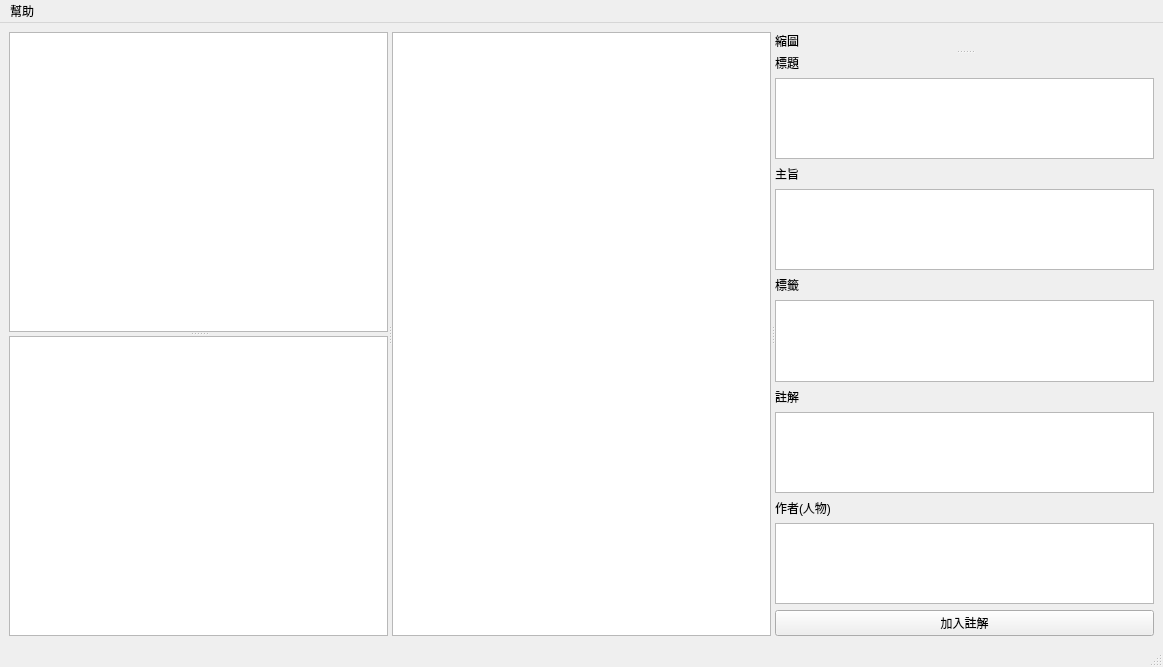
pablo-new17/ImageViewer, file mainwindow.ui: the form before one commit.
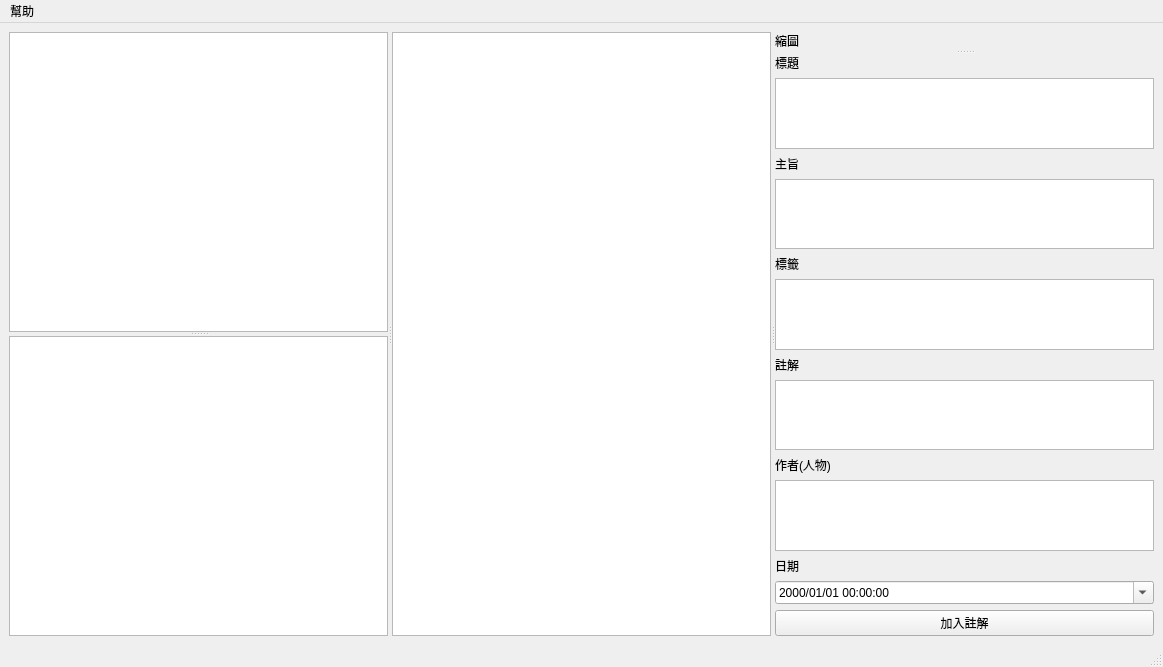
The form after the commit.

Commit message: 加入日期

The edit to the form file:
```diff
--- a/mainwindow.ui
+++ b/mainwindow.ui
@@ -104,6 +104,26 @@
          <item>
           <widget class="QTextEdit" name="textEdit_Authors"/>
          </item>
+         <item>
+          <widget class="QLabel" name="label_6">
+           <property name="text">
+            <string>日期</string>
+           </property>
+          </widget>
+         </item>
+         <item>
+          <widget class="QDateTimeEdit" name="dateTimeEdit">
+           <property name="correctionMode">
+            <enum>QAbstractSpinBox::CorrectToNearestValue</enum>
+           </property>
+           <property name="displayFormat">
+            <string>yyyy/MM/dd hh:mm:ss</string>
+           </property>
+           <property name="calendarPopup">
+            <bool>true</bool>
+           </property>
+          </widget>
+         </item>
          <item>
           <widget class="QPushButton" name="pushButton_Edit">
            <property name="enabled">
```
The commit also changes 2 other files.
